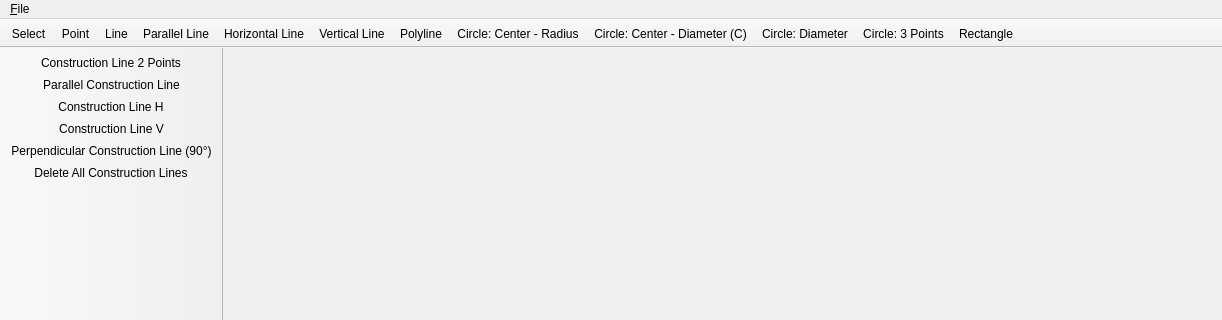
Before: the Qt Designer form src/mainwindow.ui in ThKattanek/simply_2d_cad, drawn with Qt 5; both pictures show x 0 to 1222 and y 0 to 320 of the 1222 by 952 pixel window.
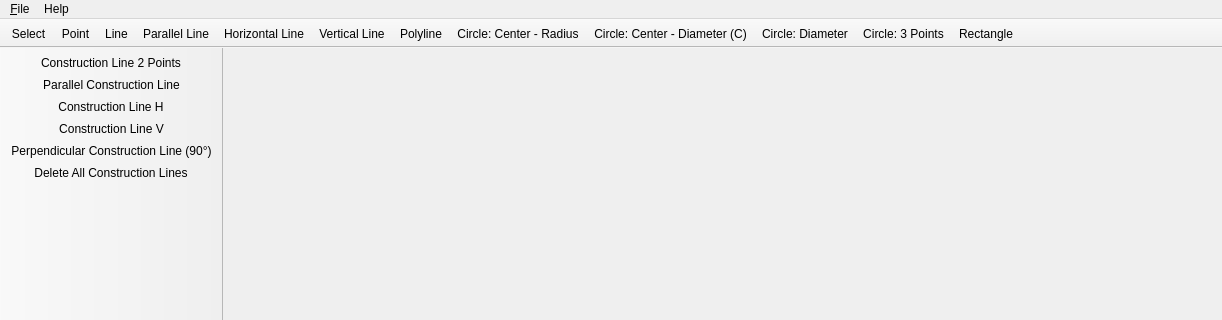
After: the same form once the commit is applied. Icons and pictures are not drawn.

Diff of the .ui file:
```diff
--- a/src/mainwindow.ui
+++ b/src/mainwindow.ui
@@ -56,7 +56,14 @@
     <addaction name="separator"/>
     <addaction name="action_Close"/>
    </widget>
+   <widget class="QMenu" name="menuHelp">
+    <property name="title">
+     <string>Help</string>
+    </property>
+    <addaction name="actionHelpManual"/>
+   </widget>
    <addaction name="menu_File"/>
+   <addaction name="menuHelp"/>
   </widget>
   <widget class="QStatusBar" name="statusbar"/>
   <widget class="QToolBar" name="tb_drawTools">
```
Left out of the diff: 5 changed lines with no effect on the pictures.
